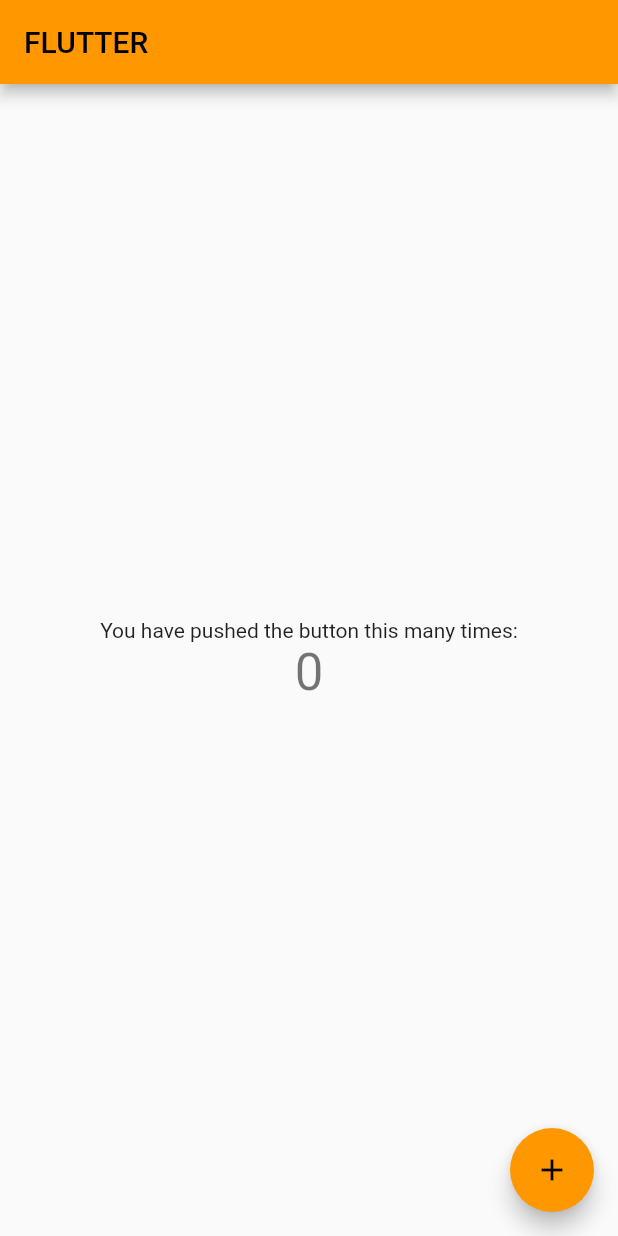
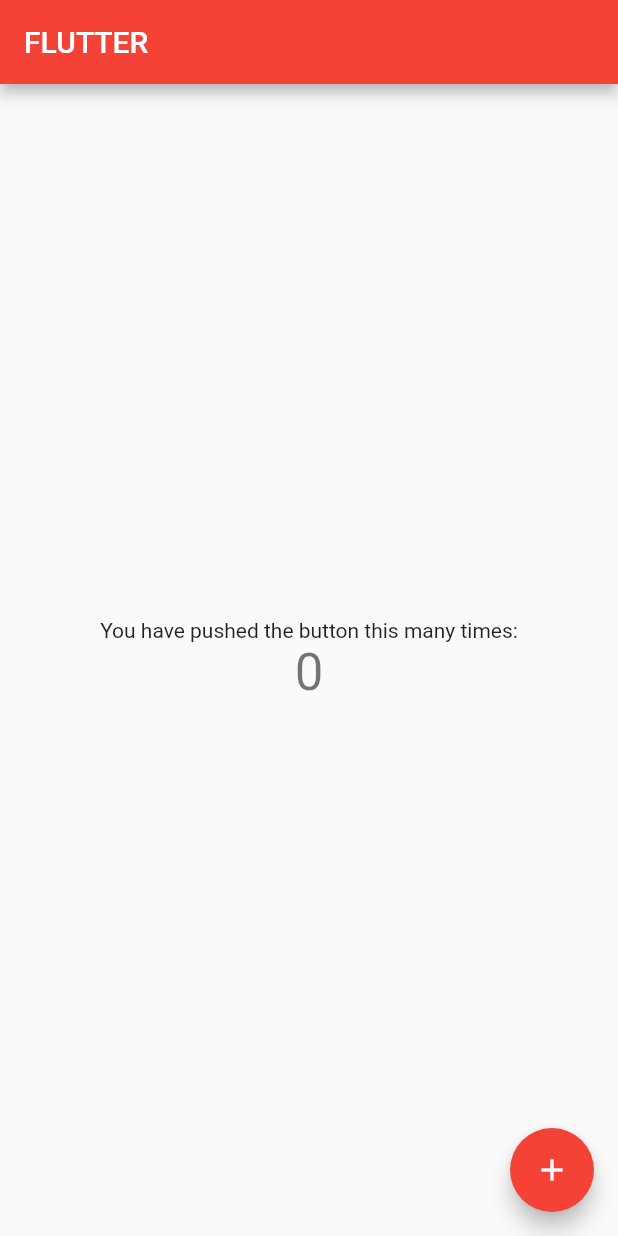
Before and after one commit to KiwonMoon/test-github, a Flutter app: the screen it shows after launch, on a phone screen of 412 x 824 dp. Run offline on Flutter 3.47's test engine with Material 2 defaults, Android fonts, the phone set to English and light mode, and no system bars.

Commit message:
[update]color

```diff
--- a/lib/main.dart
+++ b/lib/main.dart
@@ -12,7 +12,7 @@ class MyApp extends StatelessWidget {
     return MaterialApp(
       title: 'Flutter Demo',
       theme: ThemeData(
-        primarySwatch: Colors.orange,
+        primarySwatch: Colors.red,
       ),
       home: const MyHomePage(title: 'FLUTTER'),
     );
```
